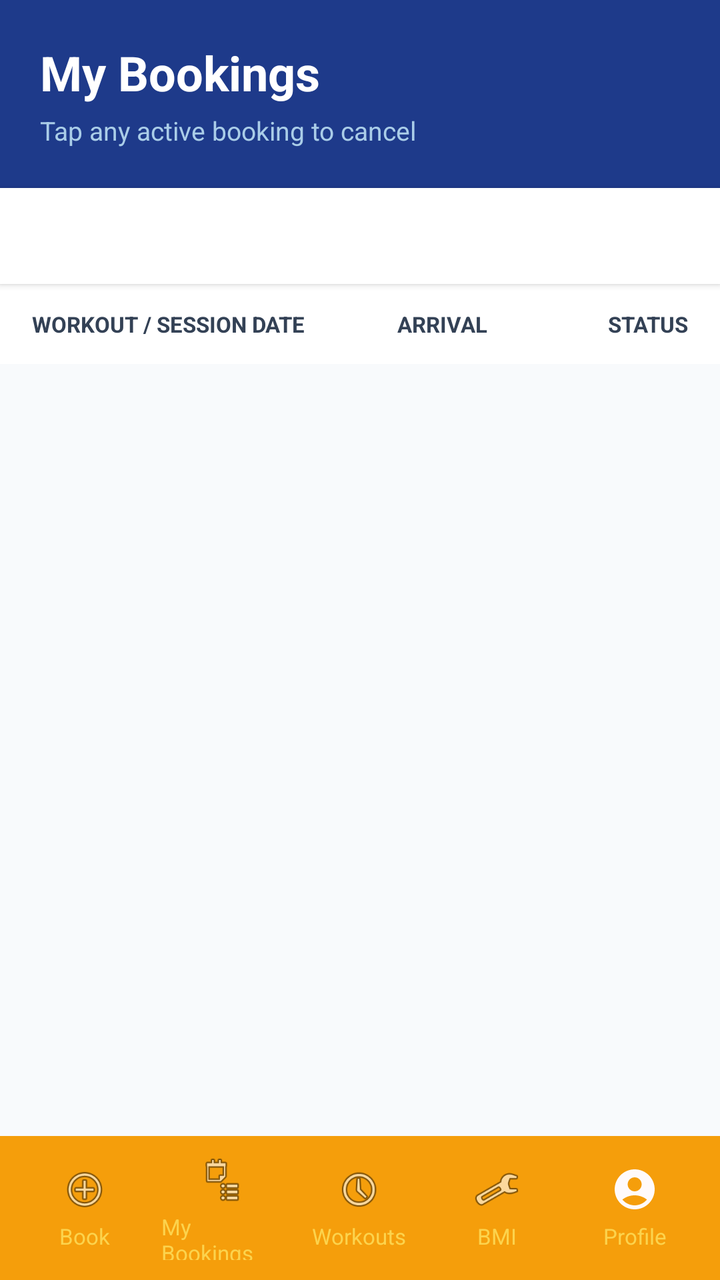
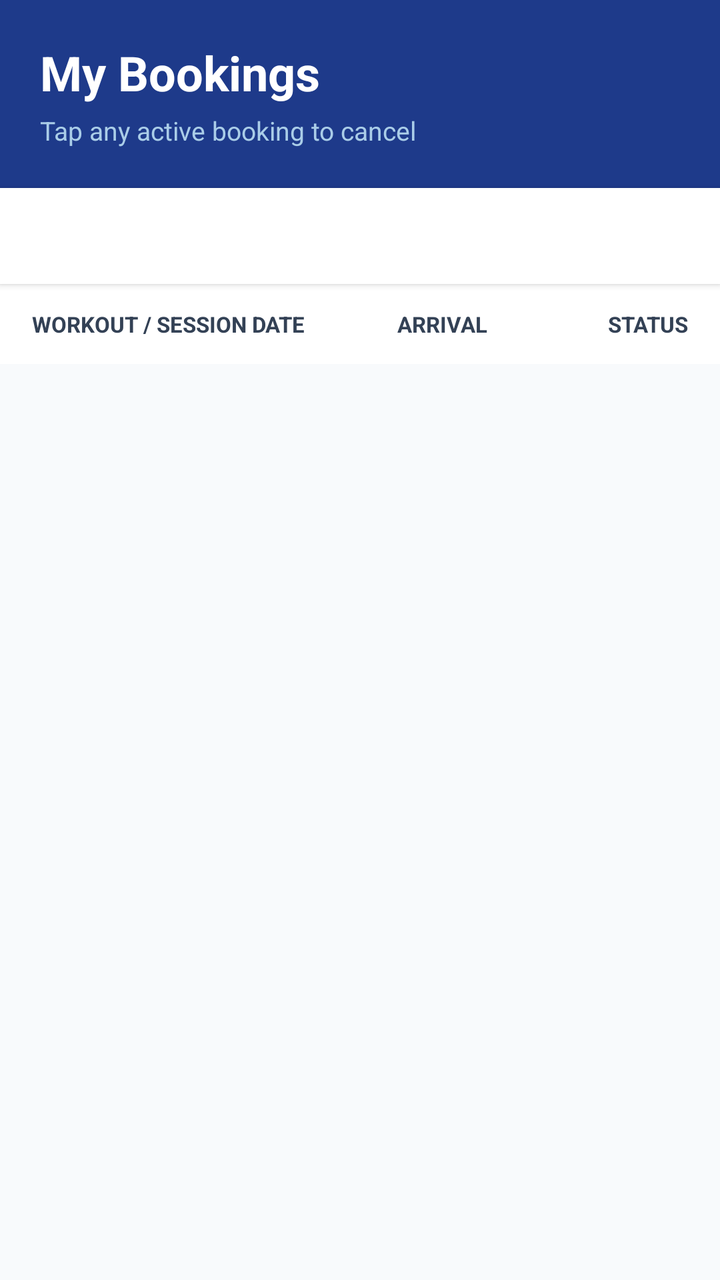

Two renders of the same Android screen: before a commit and after it. Below are the layout's source before the change and the commit's diff.
<!-- AndroidManifest.xml: application theme Theme.SpotterMobile -->
<!-- res/layout/activity_booking_history.xml -->
<?xml version="1.0" encoding="utf-8"?>
<LinearLayout xmlns:android="http://schemas.android.com/apk/res/android"
    xmlns:app="http://schemas.android.com/apk/res-auto"
    android:layout_width="match_parent"
    android:layout_height="match_parent"
    android:background="@color/light_gray"
    android:orientation="vertical">

    
    <LinearLayout
        android:layout_width="match_parent"
        android:layout_height="wrap_content"
        android:background="@color/primary_blue"
        android:orientation="vertical"
        android:padding="20dp">

        <TextView
            android:layout_width="wrap_content"
            android:layout_height="wrap_content"
            android:text="My Bookings"
            android:textColor="#FFFFFF"
            android:textSize="24sp"
            android:textStyle="bold" />

        <TextView
            android:layout_width="wrap_content"
            android:layout_height="wrap_content"
            android:layout_marginTop="4dp"
            android:text="Tap any active booking to cancel"
            android:textColor="#AACDE8"
            android:textSize="13sp" />

    </LinearLayout>

    
    <HorizontalScrollView
        android:layout_width="match_parent"
        android:layout_height="wrap_content"
        android:background="@color/white"
        android:scrollbars="none"
        android:elevation="2dp">

        <LinearLayout
            android:id="@+id/chipBar"
            android:layout_width="wrap_content"
            android:layout_height="48dp"
            android:gravity="center_vertical"
            android:orientation="horizontal"
            android:paddingHorizontal="12dp"
            android:paddingVertical="8dp">

            

        </LinearLayout>
    </HorizontalScrollView>

    
    <LinearLayout
        android:layout_width="match_parent"
        android:layout_height="40dp"
        android:background="@color/white"
        android:orientation="horizontal"
        android:paddingStart="16dp"
        android:paddingEnd="16dp">

        <TextView
            android:layout_width="0dp"
            android:layout_height="match_parent"
            android:layout_weight="2"
            android:gravity="center_vertical"
            android:text="WORKOUT / SESSION DATE"
            android:textColor="@color/dark_gray"
            android:textSize="11sp"
            android:textStyle="bold" />

        <TextView
            android:layout_width="0dp"
            android:layout_height="match_parent"
            android:layout_weight="1"
            android:gravity="center_vertical|center_horizontal"
            android:text="ARRIVAL"
            android:textColor="@color/dark_gray"
            android:textSize="11sp"
            android:textStyle="bold" />

        <TextView
            android:layout_width="0dp"
            android:layout_height="match_parent"
            android:layout_weight="1"
            android:gravity="center_vertical|end"
            android:text="STATUS"
            android:textColor="@color/dark_gray"
            android:textSize="11sp"
            android:textStyle="bold" />

    </LinearLayout>

    
    <LinearLayout
        android:id="@+id/layoutEmpty"
        android:layout_width="match_parent"
        android:layout_height="wrap_content"
        android:layout_marginTop="80dp"
        android:gravity="center"
        android:orientation="vertical"
        android:visibility="gone">

        <TextView
            android:layout_width="wrap_content"
            android:layout_height="wrap_content"
            android:text="🗓️"
            android:textSize="48sp" />

        <TextView
            android:id="@+id/tvEmpty"
            android:layout_width="wrap_content"
            android:layout_height="wrap_content"
            android:layout_marginTop="12dp"
            android:gravity="center"
            android:text="No bookings yet."
            android:textColor="@color/dark_gray"
            android:textSize="16sp"
            android:textStyle="bold" />

        <TextView
            android:layout_width="wrap_content"
            android:layout_height="wrap_content"
            android:layout_marginTop="4dp"
            android:gravity="center"
            android:text="Head to Book Session to get started!"
            android:textColor="@color/gray"
            android:textSize="13sp" />

    </LinearLayout>

    
    <androidx.recyclerview.widget.RecyclerView
        android:id="@+id/recyclerBookings"
        android:layout_width="match_parent"
        android:layout_height="0dp"
        android:layout_weight="1"
        android:clipToPadding="false"
        android:paddingTop="8dp"
        android:paddingBottom="72dp" />

    <include
        android:id="@+id/bottomNav"
        layout="@layout/nav_bottom_user" />

</LinearLayout>
<!-- res/layout/nav_bottom_user.xml (included above) -->
<?xml version="1.0" encoding="utf-8"?>
<LinearLayout xmlns:android="http://schemas.android.com/apk/res/android"
    android:layout_width="match_parent"
    android:layout_height="72dp"
    android:background="@color/gold"
    android:gravity="center"
    android:orientation="horizontal"
    android:paddingHorizontal="8dp"
    android:paddingVertical="6dp">

    <LinearLayout
        android:id="@+id/tabBook"
        android:layout_width="0dp"
        android:layout_height="match_parent"
        android:layout_weight="1"
        android:clickable="true"
        android:focusable="true"
        android:gravity="center"
        android:orientation="vertical"
        android:padding="4dp">

        <ImageView
            android:id="@+id/iconBook"
            android:layout_width="24dp"
            android:layout_height="24dp"
            android:src="@android:drawable/ic_menu_add"
           />

        <TextView
            android:id="@+id/labelBook"
            android:layout_width="wrap_content"
            android:layout_height="wrap_content"
            android:layout_marginTop="4dp"
            android:text="Book"
            android:textColor="@color/gold_light"
            android:textSize="11sp" />
    </LinearLayout>

    <LinearLayout
        android:id="@+id/tabMyBookings"
        android:layout_width="0dp"
        android:layout_height="match_parent"
        android:layout_weight="1"
        android:clickable="true"
        android:focusable="true"
        android:gravity="center"
        android:orientation="vertical"
        android:padding="4dp">

        <ImageView
            android:id="@+id/iconMyBookings"
            android:layout_width="24dp"
            android:layout_height="24dp"
            android:src="@android:drawable/ic_menu_agenda" />

        <TextView
            android:id="@+id/labelMyBookings"
            android:layout_width="wrap_content"
            android:layout_height="wrap_content"
            android:layout_marginTop="4dp"
            android:text="My Bookings"
            android:textColor="@color/gold_light"
            android:textSize="11sp" />
    </LinearLayout>

    <LinearLayout
        android:id="@+id/tabWorkouts"
        android:layout_width="0dp"
        android:layout_height="match_parent"
        android:layout_weight="1"
        android:clickable="true"
        android:focusable="true"
        android:gravity="center"
        android:orientation="vertical"
        android:padding="4dp">

        <ImageView
            android:id="@+id/iconWorkouts"
            android:layout_width="24dp"
            android:layout_height="24dp"
            android:src="@android:drawable/ic_menu_recent_history" />

        <TextView
            android:id="@+id/labelWorkouts"
            android:layout_width="wrap_content"
            android:layout_height="wrap_content"
            android:layout_marginTop="4dp"
            android:text="Workouts"
            android:textColor="@color/gold_light"
            android:textSize="11sp" />
    </LinearLayout>

    <LinearLayout
        android:id="@+id/tabBmi"
        android:layout_width="0dp"
        android:layout_height="match_parent"
        android:layout_weight="1"
        android:clickable="true"
        android:focusable="true"
        android:gravity="center"
        android:orientation="vertical"
        android:padding="4dp">

        <ImageView
            android:id="@+id/iconBmi"
            android:layout_width="24dp"
            android:layout_height="24dp"
            android:src="@android:drawable/ic_menu_manage" />

        <TextView
            android:id="@+id/labelBmi"
            android:layout_width="wrap_content"
            android:layout_height="wrap_content"
            android:layout_marginTop="4dp"
            android:text="BMI"
            android:textColor="@color/gold_light"
            android:textSize="11sp" />
    </LinearLayout>

    <LinearLayout
        android:id="@+id/tabProfile"
        android:layout_width="0dp"
        android:layout_height="match_parent"
        android:layout_weight="1"
        android:clickable="true"
        android:focusable="true"
        android:gravity="center"
        android:orientation="vertical"
        android:padding="4dp">

        <ImageView
            android:id="@+id/iconProfile"
            android:layout_width="24dp"
            android:layout_height="24dp"
            android:src="@drawable/baseline_account_circle_24" />

        <TextView
            android:id="@+id/labelProfile"
            android:layout_width="wrap_content"
            android:layout_height="wrap_content"
            android:layout_marginTop="4dp"
            android:text="Profile"
            android:textColor="@color/gold_light"
            android:textSize="11sp" />
    </LinearLayout>

</LinearLayout>
<!-- resources referenced by this layout -->
<resources>
  <color name="dark_gray">#334155</color>
  <color name="gold">#F59E0B</color>
  <color name="gold_light">#FCD34D</color>
  <color name="gray">#64748B</color>
  <color name="light_gray">#F8FAFC</color>
  <color name="primary_blue">#1E3A8A</color>
  <color name="white">#FFFFFF</color>
  <!-- drawable baseline_account_circle_24 (drawable) -->
  <vector xmlns:android="http://schemas.android.com/apk/res/android" android:height="24dp" android:tint="#FFFAFA" android:viewportHeight="24" android:viewportWidth="24" android:width="24dp">
        
      <path android:fillColor="@android:color/white" android:pathData="M12,2C6.48,2 2,6.48 2,12s4.48,10 10,10s10,-4.48 10,-10S17.52,2 12,2zM12,6c1.93,0 3.5,1.57 3.5,3.5S13.93,13 12,13s-3.5,-1.57 -3.5,-3.5S10.07,6 12,6zM12,20c-2.03,0 -4.43,-0.82 -6.14,-2.88C7.55,15.8 9.68,15 12,15s4.45,0.8 6.14,2.12C16.43,19.18 14.03,20 12,20z"/>
      
  </vector>
  <style name="Theme.SpotterMobile" parent="Theme.MaterialComponents.Light.NoActionBar">
          
          
          <item name="colorPrimary">@color/primary_blue</item>
          <item name="colorPrimaryVariant">@color/primary_blue_dark</item>
          <item name="colorOnPrimary">@color/white</item>
          <item name="colorSecondary">@color/gold</item>
          <item name="colorSecondaryVariant">@color/gold_dark</item>
          <item name="colorOnSecondary">@color/white</item>
          <item name="android:statusBarColor">@color/primary_blue_dark</item>
          <item name="colorSurface">@color/white</item>
  
          
          <item name="colorOnSurface">@color/dark_gray</item>
          <item name="colorOnBackground">@color/dark_gray</item>
          <item name="android:textColorHint">@color/gray</item>
          <item name="android:textColor">@color/dark_gray</item>
      </style>
  <color name="primary_blue_dark">#1E40AF</color>
  <color name="gold_dark">#D97706</color>
</resources>

<!-- the commit's change to res/layout/activity_booking_history.xml (unified diff, before → after) -->
@@ -137,11 +137,10 @@
     <androidx.recyclerview.widget.RecyclerView
         android:id="@+id/recyclerBookings"
         android:layout_width="match_parent"
-        android:layout_height="0dp"
-        android:layout_weight="1"
+        android:layout_height="match_parent"
         android:clipToPadding="false"
         android:paddingTop="8dp"
-        android:paddingBottom="72dp" />
+        android:paddingBottom="80dp" />
 
     <include
         android:id="@+id/bottomNav"
